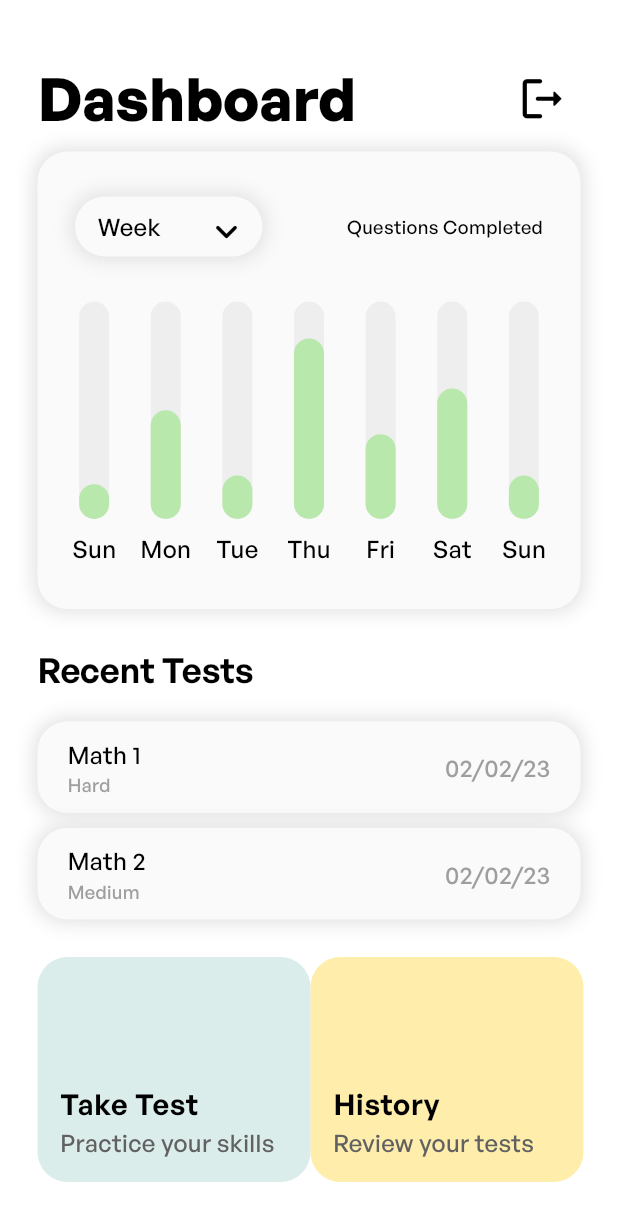
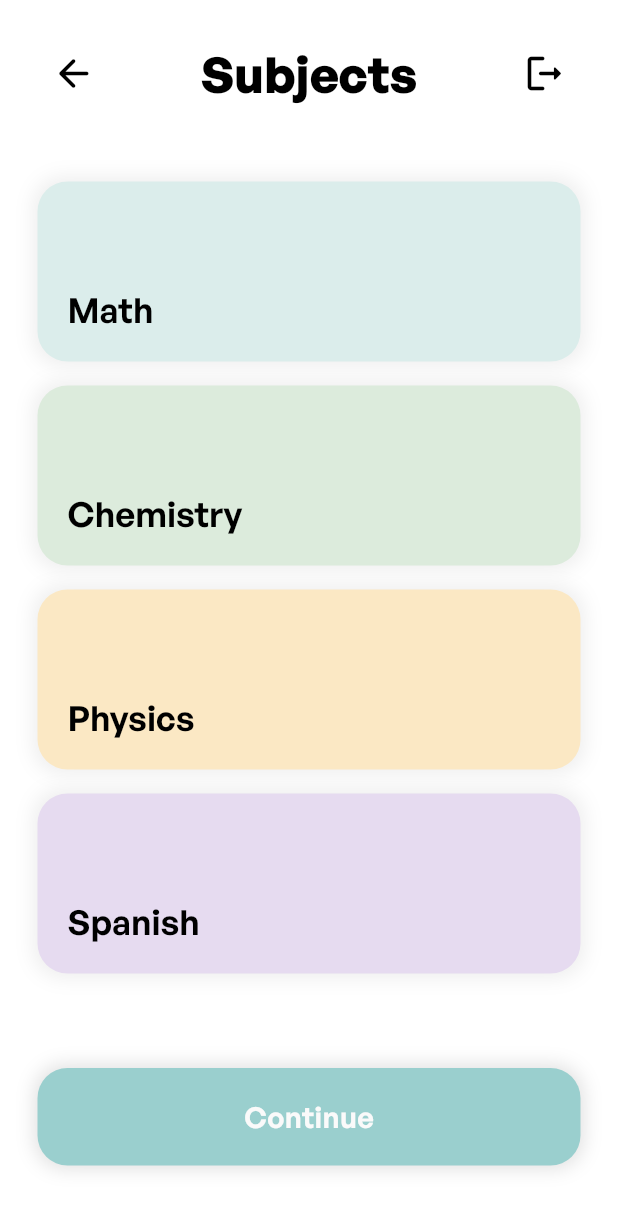
Before and after one commit to Kami-wasTaken/Blitz_Dev, a Flutter app: the screen it shows after launch, after a tap on "Take Test", on a phone screen of 412 x 824 dp. Shown: the top 1221 px of the screen. Run offline on Flutter 3.47's test engine with Material 3 defaults, Android fonts, the phone set to English and light mode, and no system bars; drawn by our look-alikes of fl_chart; our stand-ins replace cloud_firestore, country_picker, firebase_auth, firebase_core, flutter_svg and 1 more; missing offline and left inert: dart:ffi; accounts and stored records are empty.

Commit message:
Subjects done

```diff
--- a/Frontend/blitz/lib/pages/dashboard/choice_button.dart
+++ b/Frontend/blitz/lib/pages/dashboard/choice_button.dart
@@ -7,16 +7,21 @@ class ChoiceButton extends StatelessWidget {
       {super.key,
       required this.buttonTitle,
       required this.buttonDes,
-      required this.buttonColor});
+      required this.buttonColor,
+      required this.navigationTarget});
 
   final String buttonTitle;
   final String buttonDes;
   final Color buttonColor;
+  final Widget navigationTarget;
 
   @override
   Widget build(BuildContext context) {
     return GestureDetector(
-      onTap: () {},
+      onTap: () {
+        Navigator.push(
+            context, MaterialPageRoute(builder: (context) => navigationTarget));
+      },
       child: Container(
         decoration: BoxDecoration(
           color: buttonColor,
--- a/Frontend/blitz/lib/pages/dashboard/dashboard.dart
+++ b/Frontend/blitz/lib/pages/dashboard/dashboard.dart
@@ -3,6 +3,7 @@
 import 'package:blitz/pages/dashboard/barchart/progress_chart.dart';
 import 'package:blitz/pages/dashboard/choice_button.dart';
 import 'package:blitz/pages/dashboard/recent_test.dart';
+import 'package:blitz/pages/test_gen/subject_selection.dart';
 import 'package:firebase_auth/firebase_auth.dart';
 import 'package:flutter/material.dart';
 
@@ -79,13 +80,16 @@ class _DashboardState extends State<Dashboard> {
                 mainAxisAlignment: MainAxisAlignment.spaceBetween,
                 children: [
                   ChoiceButton(
-                      buttonTitle: "Take Test",
-                      buttonDes: "Practice your skills",
-                      buttonColor: Theme.of(context).hintColor),
+                    buttonTitle: "Take Test",
+                    buttonDes: "Practice your skills",
+                    buttonColor: Theme.of(context).hintColor,
+                    navigationTarget: SubjectSelection(),
+                  ),
                   ChoiceButton(
                       buttonTitle: "History",
                       buttonDes: "Review your tests",
-                      buttonColor: Color.fromARGB(255, 255, 237, 172)),
+                      buttonColor: Color.fromARGB(255, 255, 237, 172),
+                      navigationTarget: SubjectSelection()),
                 ],
               ),
             )
--- a/Frontend/blitz/lib/pages/login_reg/login_page.dart
+++ b/Frontend/blitz/lib/pages/login_reg/login_page.dart
@@ -131,7 +131,7 @@ class _LoginPageState extends State<LoginPage> {
                                     borderRadius: BorderRadius.circular(20),
                                     boxShadow: [
                                       BoxShadow(
-                                        color: Colors.grey.shade200,
+                                        color: Colors.grey.shade300,
                                         offset: Offset.zero,
                                         blurRadius: 10,
                                         spreadRadius: 2,
--- a/Frontend/blitz/lib/pages/login_reg/registeration_page.dart
+++ b/Frontend/blitz/lib/pages/login_reg/registeration_page.dart
@@ -175,7 +175,7 @@ class _RegisterationPageState extends State<RegisterationPage> {
                                 borderRadius: BorderRadius.circular(20),
                                 boxShadow: [
                                   BoxShadow(
-                                    color: Colors.grey.shade200,
+                                    color: Colors.grey.shade300,
                                     offset: Offset.zero,
                                     blurRadius: 10,
                                     spreadRadius: 2,
--- /dev/null
+++ b/Frontend/blitz/lib/pages/test_gen/subject.dart
@@ -0,0 +1,42 @@
+import 'package:flutter/material.dart';
+
+class Subject extends StatelessWidget {
+  const Subject(
+      {super.key, required this.subjectTitle, required this.subjectColor});
+
+  final String subjectTitle;
+  final Color subjectColor;
+
+  @override
+  Widget build(BuildContext context) {
+    return GestureDetector(
+      child: Padding(
+        padding: const EdgeInsets.symmetric(vertical: 8.0),
+        child: Container(
+          alignment: Alignment.bottomLeft,
+          height: 120,
+          width: MediaQuery.of(context).size.width,
+          decoration: BoxDecoration(
+            boxShadow: [
+              BoxShadow(
+                color: Colors.grey.shade200,
+                offset: Offset.zero,
+                blurRadius: 10,
+                spreadRadius: 3,
+              ),
+            ],
+            color: subjectColor,
+            borderRadius: BorderRadius.circular(20),
+          ),
+          child: Padding(
+            padding: const EdgeInsets.all(20.0),
+            child: Text(
+              subjectTitle,
+              style: Theme.of(context).textTheme.headlineMedium,
+            ),
+          ),
+        ),
+      ),
+    );
+  }
+}
--- /dev/null
+++ b/Frontend/blitz/lib/pages/test_gen/subject_selection.dart
@@ -0,0 +1,99 @@
+// ignore_for_file: prefer_const_literals_to_create_immutables, prefer_const_constructors
+
+import 'package:blitz/pages/test_gen/subject.dart';
+import 'package:flutter/material.dart';
+
+class SubjectSelection extends StatefulWidget {
+  const SubjectSelection({super.key});
+
+  @override
+  State<SubjectSelection> createState() => _SubjectSelectionState();
+}
+
+class _SubjectSelectionState extends State<SubjectSelection> {
+  @override
+  Widget build(BuildContext context) {
+    return Scaffold(
+      body: SafeArea(
+        child: Padding(
+          padding: const EdgeInsets.all(25),
+          child: Column(
+            children: [
+              Row(
+                mainAxisAlignment: MainAxisAlignment.spaceBetween,
+                children: [
+                  IconButton(
+                    onPressed: () {
+                      Navigator.pop(context);
+                    },
+                    icon: Icon(Icons.arrow_back_rounded, size: 30),
+                  ),
+                  Text("Subjects",
+                      style: Theme.of(context).textTheme.displaySmall),
+                  IconButton(
+                      onPressed: () {},
+                      icon: Icon(Icons.logout_rounded, size: 30))
+                ],
+              ),
+              Padding(
+                padding: const EdgeInsets.symmetric(vertical: 40.0),
+                child: Column(
+                  children: [
+                    Subject(
+                      subjectTitle: "Math",
+                      subjectColor: Theme.of(context).hintColor,
+                    ),
+                    Subject(
+                        subjectTitle: "Chemistry",
+                        subjectColor: const Color.fromRGBO(220, 235, 220, 1)),
+                    Subject(
+                      subjectTitle: "Physics",
+                      subjectColor: const Color.fromRGBO(251, 232, 196, 1),
+                    ),
+                    Subject(
+                      subjectTitle: "Spanish",
+                      subjectColor: const Color.fromRGBO(230, 219, 240, 1),
+                    ),
+                  ],
+                ),
+              ),
+              Padding(
+                padding: const EdgeInsets.only(top: 15.0),
+                child: GestureDetector(
+                  onTap: () {},
+                  child: Container(
+                    width: MediaQuery.of(context).size.width,
+                    height: 65,
+                    decoration: BoxDecoration(
+                        color: Theme.of(context).primaryColor,
+                        borderRadius: BorderRadius.circular(20),
+                        boxShadow: [
+                          BoxShadow(
+                            color: Colors.grey.shade300,
+                            offset: Offset.zero,
+                            blurRadius: 10,
+                            spreadRadius: 2,
+                          ),
+                        ]),
+                    child: Center(
+                        child: Text(
+                      "Continue",
+                      style: TextStyle(
+                          fontFamily:
+                              Theme.of(context).textTheme.bodyLarge?.fontFamily,
+                          fontSize:
+                              Theme.of(context).textTheme.bodyLarge?.fontSize,
+                          fontWeight:
+                              Theme.of(context).textTheme.bodyLarge?.fontWeight,
+                          color: Colors.grey.shade50),
+                    )),
+                  ),
+                ),
+              ),
+            ],
+          ),
+        ),
+      ),
+    );
+  }
+}
```
Also changed, not shown: Frontend/blitz/lib/pages/test_gen/test_options.dart (added).
